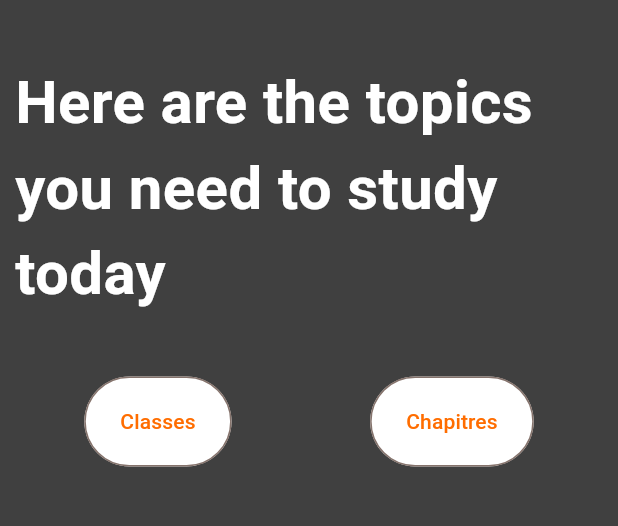
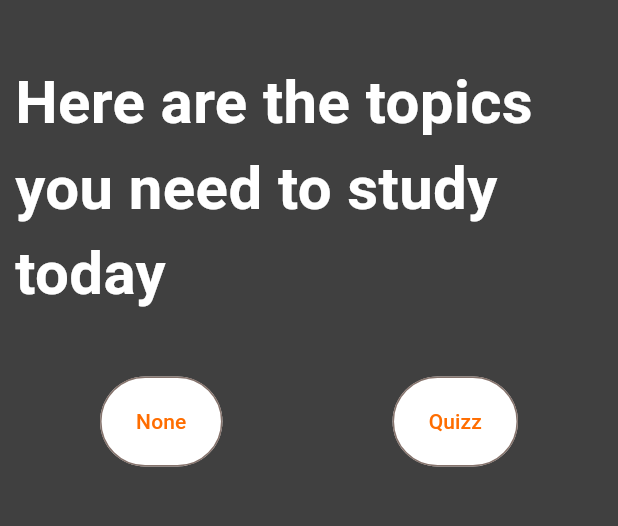
Before and after one commit to All-Khwarizmi/recal, a Flutter app: the screen it shows once a user with an empty profile is signed in, on a phone screen of 412 x 824 dp, the part 84-610 px from its top. Run offline on Flutter 3.47's test engine with Material 2 defaults, Android fonts, the phone set to English and light mode, and no system bars; our stand-ins replace cloud_firestore, firebase_auth, firebase_core, firebase_messaging, flutter_local_notifications, font_awesome_flutter and 3 more; missing offline and left inert: firebase_ui_auth, workmanager; accounts and stored records are empty.

Commit message:
👌 IMPROVE: Replace listView by a gridView. Crate QuizzItem widget and QuizzScreen with hero image navigation transition animition on tap.

```diff
--- a/lib/home/body.dart
+++ b/lib/home/body.dart
@@ -1,7 +1,9 @@
 import 'package:flutter/material.dart';
+import 'package:recal_mobile2/home/home.dart';
 import 'package:recal_mobile2/home/quizz_list.dart';
 import 'package:recal_mobile2/models/fire_model.dart';
 import 'package:recal_mobile2/services/database/firestore.dart';
+import 'package:recal_mobile2/shared/error_screen.dart';
 import 'button_primary.dart';
 import 'main_title.dart';
 
@@ -23,8 +25,8 @@ class MyAppBody extends StatelessWidget {
               child: Row(
                 mainAxisAlignment: MainAxisAlignment.spaceAround,
                 children: [
-                  ButtonPrimary("Classes"),
-                  ButtonPrimary("Chapitres"),
+                  ButtonPrimary("None"),
+                  ButtonPrimary("Quizz"),
                 ],
               ),
             ),
@@ -52,15 +54,21 @@ class MyAppBody extends StatelessWidget {
                   // print('Subtopics= ${subtopics.docs.first}');
                 },
                 child: Text('Get questions')), */
-            Padding(
-              padding: const EdgeInsets.all(10.0),
-              child: FutureBuilder(
-                future: FirestoreService().getQuizzes(),
-                builder: (context, snapshot) {
-                  return QuizzList(snapshot: snapshot);
-                },
-              ),
-            )
+            FutureBuilder<List<Quizz>>(
+              future: FirestoreService().getQuizzes(),
+              builder: (context, snapshot) {
+                if (snapshot.connectionState == ConnectionState.waiting) {
+                  return CircularProgressIndicator();
+                } else if (snapshot.hasError) {
+                  return Text("Something went wrong");
+                } else if (snapshot.hasData) {
+                  var quizzes = snapshot.data!;
+                  return QuizzList(quizzes: quizzes);
+                } else {
+                  return Text("Something went wrong");
+                }
+              },
+            ),
           ],
         ),
       ]),
--- a/lib/home/quizz_list.dart
+++ b/lib/home/quizz_list.dart
@@ -1,41 +1,49 @@
 import 'package:flutter/material.dart';
-import 'package:recal_mobile2/shared/loading_screen.dart';
+import 'package:recal_mobile2/home/quizz_item.dart';
 import 'package:recal_mobile2/shared/theme.dart';
 
 import '../models/fire_model.dart';
 
 class QuizzList extends StatelessWidget {
-  QuizzList({super.key, required this.snapshot});
-  final AsyncSnapshot<List<Quizz>> snapshot;
+  QuizzList({super.key, required this.quizzes});
+  final List<Quizz> quizzes;
   final RecalTheme recalTheme = RecalTheme();
   @override
   Widget build(BuildContext context) {
-    if (snapshot.hasData) {
-      return ListView.builder(
-        itemCount: snapshot.data!.length,
+    return GridView.count(
+      scrollDirection: Axis.vertical,
+      shrinkWrap: true,
+      padding: EdgeInsets.all(20.0),
+      crossAxisSpacing: 10.0,
+      crossAxisCount: 2,
+      primary: true,
+      children: quizzes.map((e) => QuizzItem(quizz: e)).toList(),
+    );
+  }
+}
+
+
+/* ListView.builder(
+        itemCount: quizzes.length,
         scrollDirection: Axis.vertical,
         shrinkWrap: true,
         itemBuilder: (context, index) {
+          final Quizz quizz = quizzes[index];
           return ListTile(
             tileColor: Color.fromARGB(255, 234, 133, 60),
             shape: RoundedRectangleBorder(
                 borderRadius: BorderRadius.all(Radius.circular(10))),
             leading: ClipRRect(
               borderRadius: BorderRadius.circular(60),
-              child: Image.network(snapshot.data![index].image),
+              child: Image.network(quizz.image),
             ),
             title: Text(
-              snapshot.data![index].quizzName,
+              quizz.quizzName,
               style:
                   TextStyle(color: Colors.white, fontWeight: FontWeight.bold),
             ),
-            subtitle:
-                Text(snapshot.data![index].nextStudyDay.toUtc().toString()),
+            subtitle: Text(
+                "Next session in: ${quizz.nextStudyDay.difference(DateTime.now()).inDays.toString()} days"),
           );
         },
-      );
-    } else {
-      return CircularProgressIndicator();
-    }
-  }
-}
+      ); */
--- a/lib/services/database/firestore.dart
+++ b/lib/services/database/firestore.dart
@@ -164,9 +164,8 @@ class FirestoreService {
     List<Quizz> quizzes = [];
     // Get quizzes
     var snapshot = await quizzesRef.get();
-    print(snapshot.docs.isEmpty);
+
     snapshot.docs.forEach((e) {
-      print(e);
       quizzes.add(quizzSerializer(e));
     });
 
```
Also changed, not shown: lib/home/quizz_item.dart (added, +85 -0 lines).
